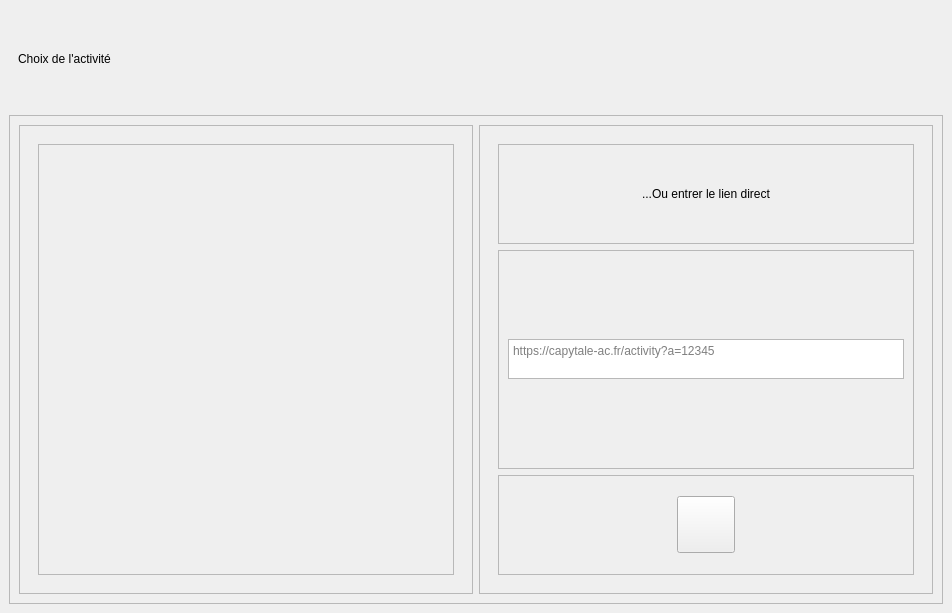
Old version of the form ui/window1.ui in the repository Times0/CapytaleAutoCorrect.
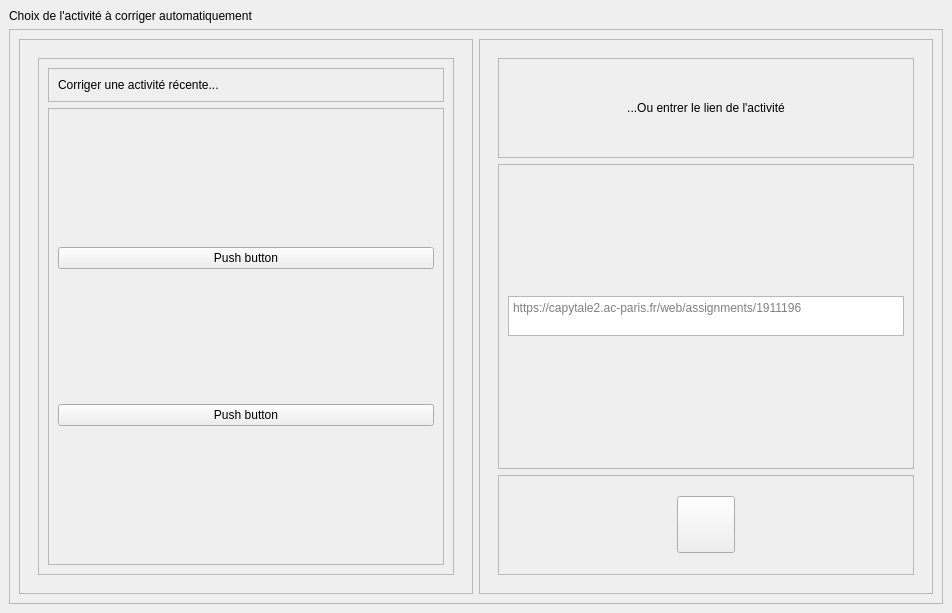
New version of the form. Custom widgets are drawn as their Qt base class.

Commit message: added first block on login

Diff of the .ui file:
```diff
--- a/ui/window1.ui
+++ b/ui/window1.ui
@@ -16,28 +16,10 @@
   <widget class="QWidget" name="centralwidget">
    <layout class="QVBoxLayout" name="verticalLayout_3">
     <item>
-     <widget class="CardWidget" name="TitleCard">
-      <property name="maximumSize">
-       <size>
-        <width>16777215</width>
-        <height>100</height>
-       </size>
+     <widget class="TitleLabel" name="TitleLabel">
+      <property name="text">
+       <string>Choix de l'activité à corriger automatiquement</string>
       </property>
-      <layout class="QHBoxLayout" name="horizontalLayout_6">
-       <item>
-        <widget class="TitleLabel" name="TitleLabel">
-         <property name="maximumSize">
-          <size>
-           <width>16777215</width>
-           <height>100</height>
-          </size>
-         </property>
-         <property name="text">
-          <string>Choix de l'activité</string>
-         </property>
-        </widget>
-       </item>
-      </layout>
      </widget>
     </item>
     <item>
@@ -71,7 +53,76 @@
                  <property name="frameShadow">
                   <enum>QFrame::Raised</enum>
                  </property>
-                 <layout class="QHBoxLayout" name="horizontalLayout_5"/>
+                 <layout class="QHBoxLayout" name="horizontalLayout_5">
+                  <item>
+                   <layout class="QVBoxLayout" name="verticalLayout_7">
+                    <item>
+                     <widget class="QFrame" name="frame_5">
+                      <property name="frameShape">
+                       <enum>QFrame::StyledPanel</enum>
+                      </property>
+                      <property name="frameShadow">
+                       <enum>QFrame::Raised</enum>
+                      </property>
+                      <layout class="QHBoxLayout" name="horizontalLayout">
+                       <item>
+                        <widget class="SubtitleLabel" name="SubtitleLabel_2">
+                         <property name="text">
+                          <string>Corriger une activité récente...</string>
+                         </property>
+                        </widget>
+                       </item>
+                      </layout>
+                     </widget>
+                    </item>
+                    <item>
+                     <widget class="ScrollArea" name="ScrollArea">
+                      <property name="sizePolicy">
+                       <sizepolicy hsizetype="Preferred" vsizetype="Expanding">
+                        <horstretch>0</horstretch>
+                        <verstretch>0</verstretch>
+                       </sizepolicy>
+                      </property>
+                      <property name="layoutDirection">
+                       <enum>Qt::LeftToRight</enum>
+                      </property>
+                      <property name="widgetResizable">
+                       <bool>true</bool>
+                      </property>
+                      <property name="alignment">
+                       <set>Qt::AlignLeading|Qt::AlignLeft|Qt::AlignTop</set>
+                      </property>
+                      <widget class="QWidget" name="scrollAreaWidgetContents">
+                       <property name="geometry">
+                        <rect>
+                         <x>0</x>
+                         <y>0</y>
+                         <width>375</width>
+                         <height>387</height>
+                        </rect>
+                       </property>
+                       <layout class="QVBoxLayout" name="verticalLayout_8">
+                        <item>
+                         <widget class="PushButton" name="PushButton">
+                          <property name="text">
+                           <string>Push button</string>
+                          </property>
+                         </widget>
+                        </item>
+                        <item>
+                         <widget class="PushButton" name="PushButton_2">
+                          <property name="text">
+                           <string>Push button</string>
+                          </property>
+                         </widget>
+                        </item>
+                       </layout>
+                      </widget>
+                     </widget>
+                    </item>
+                   </layout>
+                  </item>
+                 </layout>
                 </widget>
                </item>
               </layout>
@@ -110,7 +161,7 @@
                   <item>
                    <widget class="SubtitleLabel" name="SubtitleLabel">
                     <property name="text">
-                     <string>...Ou entrer le lien direct</string>
+                     <string>...Ou entrer le lien de l'activité</string>
                     </property>
                     <property name="alignment">
                      <set>Qt::AlignCenter</set>
@@ -147,7 +198,7 @@
                      </size>
                     </property>
                     <property name="placeholderText">
-                     <string>https://capytale-ac.fr/activity?a=12345</string>
+                     <string>https://capytale2.ac-paris.fr/web/assignments/1911196</string>
                     </property>
                    </widget>
                   </item>
@@ -197,6 +248,11 @@
   </widget>
  </widget>
  <customwidgets>
+  <customwidget>
+   <class>PushButton</class>
+   <extends>QPushButton</extends>
+   <header>qfluentwidgets</header>
+  </customwidget>
   <customwidget>
    <class>ToolButton</class>
    <extends>QToolButton</extends>
@@ -208,6 +264,12 @@
    <header>qfluentwidgets</header>
    <container>1</container>
   </customwidget>
+  <customwidget>
+   <class>ScrollArea</class>
+   <extends>QScrollArea</extends>
+   <header>qfluentwidgets</header>
+   <container>1</container>
+  </customwidget>
   <customwidget>
    <class>SubtitleLabel</class>
    <extends>QLabel</extends>
```
The commit also changes 1 other file.
